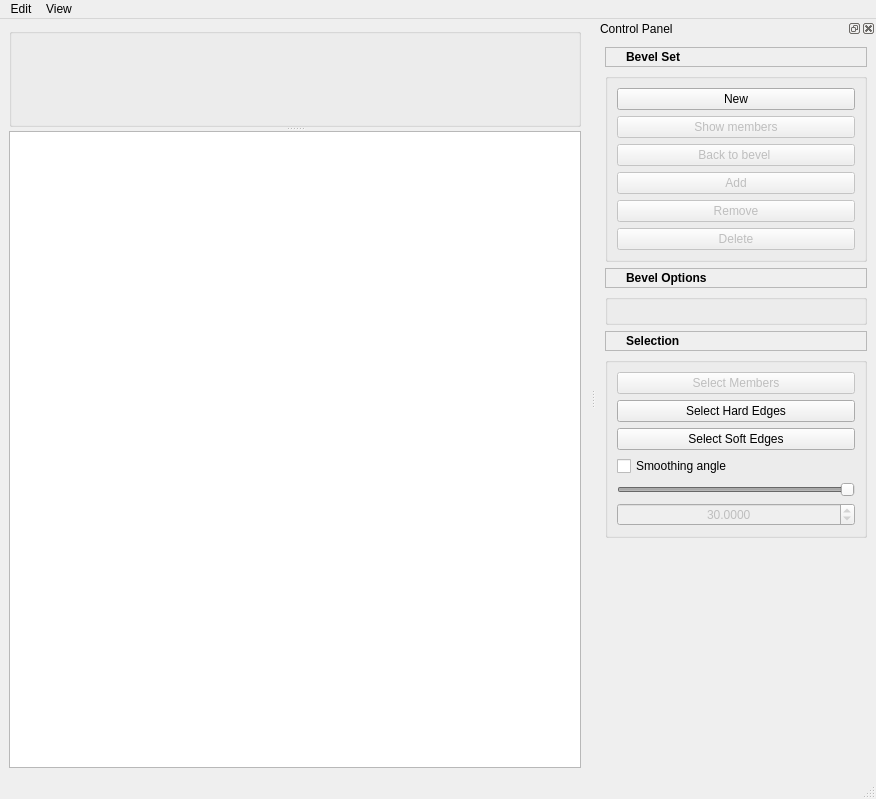
This is maya_script/BevelTool/src/Qt/UI/MWBevelToolMainWindow.ui in FengYusheng/MyUtils as Qt 5 draws it before an edit. The edited form follows.
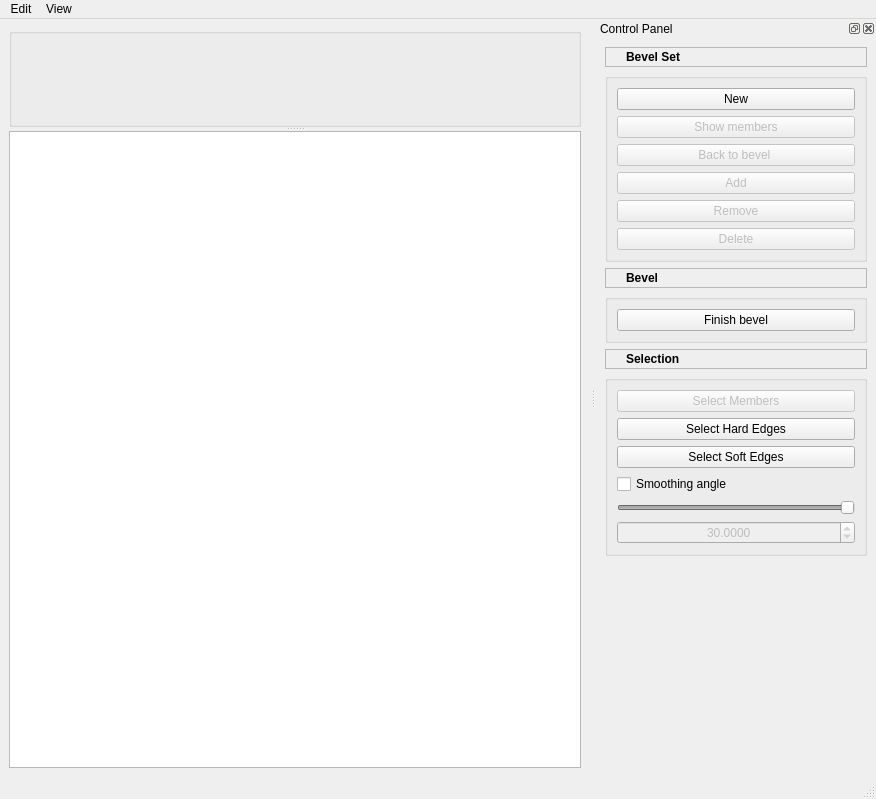
This is the edited form.

```diff
--- a/maya_script/BevelTool/src/Qt/UI/MWBevelToolMainWindow.ui
+++ b/maya_script/BevelTool/src/Qt/UI/MWBevelToolMainWindow.ui
@@ -79,7 +79,7 @@
    <property name="minimumSize">
     <size>
      <width>280</width>
-     <height>515</height>
+     <height>545</height>
     </size>
    </property>
    <property name="allowedAreas">
@@ -92,7 +92,7 @@
     <number>2</number>
    </attribute>
    <widget class="QWidget" name="dockWidgetContents_2">
-    <layout class="QVBoxLayout" name="verticalLayout_3">
+    <layout class="QVBoxLayout" name="verticalLayout_4">
      <item>
       <widget class="QLabel" name="bevelSetLabel">
        <property name="minimumSize">
@@ -200,7 +200,7 @@
       </widget>
      </item>
      <item>
-      <widget class="QLabel" name="bevelOptionsLabel">
+      <widget class="QLabel" name="bevelLabel">
        <property name="minimumSize">
         <size>
          <width>0</width>
@@ -220,7 +220,7 @@
         <enum>QFrame::Plain</enum>
        </property>
        <property name="text">
-        <string>&lt;html&gt;&lt;head/&gt;&lt;body&gt;&lt;p&gt;&lt;span style=&quot; font-weight:600;&quot;&gt;Bevel Options&lt;/span&gt;&lt;/p&gt;&lt;/body&gt;&lt;/html&gt;</string>
+        <string>&lt;html&gt;&lt;head/&gt;&lt;body&gt;&lt;p&gt;&lt;span style=&quot; font-weight:600;&quot;&gt;Bevel&lt;/span&gt;&lt;/p&gt;&lt;/body&gt;&lt;/html&gt;</string>
        </property>
        <property name="textFormat">
         <enum>Qt::RichText</enum>
@@ -231,13 +231,22 @@
       </widget>
      </item>
      <item>
-      <widget class="QGroupBox" name="bevelOptionsGroupBox">
+      <widget class="QGroupBox" name="bevelGroupBox">
        <property name="title">
         <string/>
        </property>
        <property name="flat">
         <bool>true</bool>
        </property>
+       <layout class="QVBoxLayout" name="verticalLayout_3">
+        <item>
+         <widget class="QPushButton" name="finishBevelButton">
+          <property name="text">
+           <string>Finish bevel</string>
+          </property>
+         </widget>
+        </item>
+       </layout>
       </widget>
      </item>
      <item>
```
Left out of the diff: 6 changed lines with no effect on the pictures.
